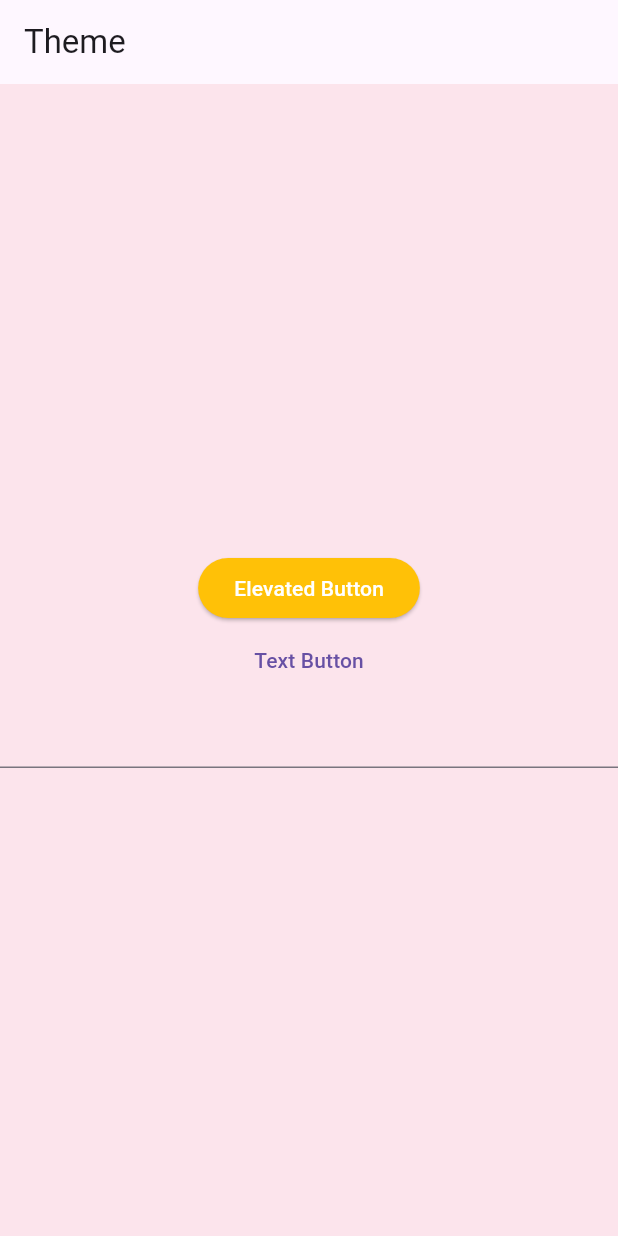
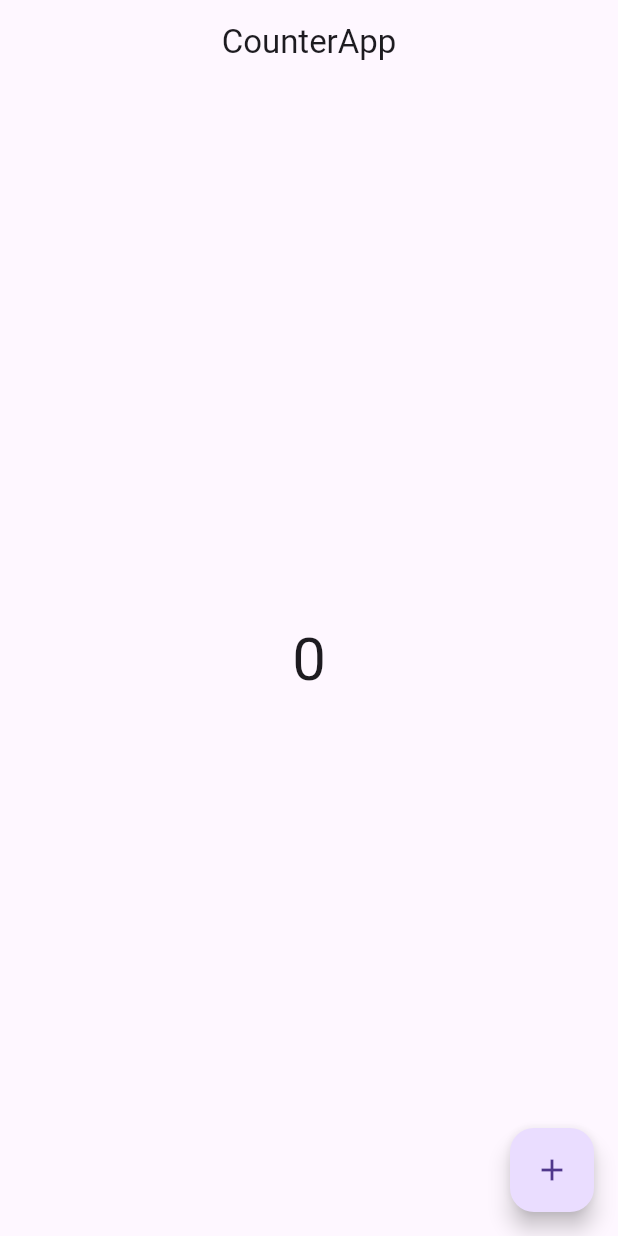
Before and after one commit to EmranKhanDUET/flutterPortfolio, a Flutter app: the screen it shows after launch, on a phone screen of 412 x 824 dp. Run offline on Flutter 3.47's test engine with Material 3 defaults, Android fonts, the phone set to English and light mode, and no system bars.

Commit message:
this is an update

```diff
--- /dev/null
+++ b/lib/Activities/HomeActivity.dart
@@ -0,0 +1,37 @@
+import 'package:flutter/material.dart';
+
+class HomeActivity extends StatefulWidget {
+  const HomeActivity({super.key});
+
+  @override
+  State<HomeActivity> createState() => _HomeActivityState();
+}
+
+class _HomeActivityState extends State<HomeActivity> {
+  int n = 0;
+
+  @override
+  Widget build(BuildContext context) {
+    return Scaffold(
+      appBar: AppBar(
+        title: Text("CounterApp"),
+        centerTitle: true,
+      ),
+      body: Center(
+        child: Text(
+          n.toString(),
+          style: const TextStyle(fontSize: 40),
+        ),
+      ),
+      floatingActionButton: FloatingActionButton(
+        onPressed: () {
+          n++;
+          setState(() {
+
+          });
+        },
+        child: Icon(Icons.add),
+      ),
+    );
+  }
+}
--- a/lib/main.dart
+++ b/lib/main.dart
@@ -1,8 +1,8 @@
-// Module8Liveclass2
-
 import 'package:flutter/material.dart';
 
-void main() {
+import 'Activities/HomeActivity.dart';
+
+void main(){
   runApp(MyApp());
 }
 
@@ -12,41 +12,7 @@ class MyApp extends StatelessWidget {
   @override
   Widget build(BuildContext context) {
     return MaterialApp(
-      home: HomeUI(),
-      theme: ThemeData(
-        elevatedButtonTheme: ElevatedButtonThemeData(style: ButtonStyles.elevatedStyle)
-      ),
+      home: HomeActivity(),
     );
   }
 }
-
-class HomeUI extends StatelessWidget {
-  const HomeUI({super.key});
-
-  @override
-  Widget build(BuildContext context) {
-    return Scaffold(
-      backgroundColor: Colors.pink.shade50,
-      appBar: AppBar(
-        title: Text("Theme"),
-      ),
-      body: Center(
-        child: Column(
-          mainAxisAlignment: MainAxisAlignment.center,
-          children: [
-            ElevatedButton(onPressed: () {}, child: Text("Elevated Button")),
-            TextButton(onPressed: () {}, child: Text("Text Button")),
-            TextField(),
-          ],
-        ),
-      ),
-    );
-  }
-}
-
-class ButtonStyles {
-  static ButtonStyle elevatedStyle = ElevatedButton.styleFrom(
-    backgroundColor: Colors.amber,
-    foregroundColor: Colors.white,
-  );
-}
```
